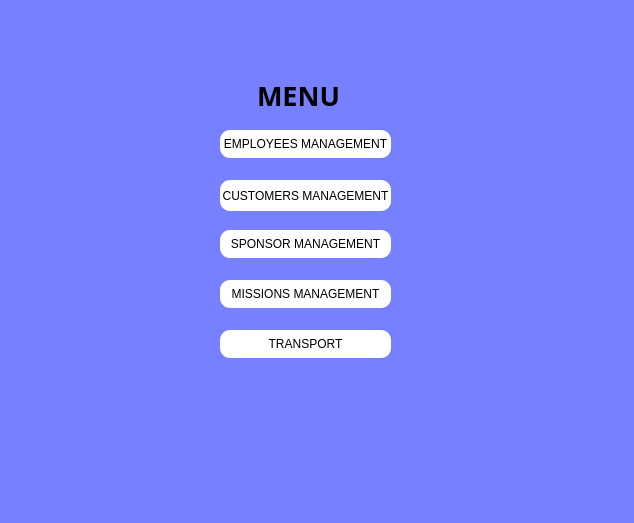
First picture: the form in menu.ui, repository nessimayadi12/Smart_Business_Agency, before the edit.
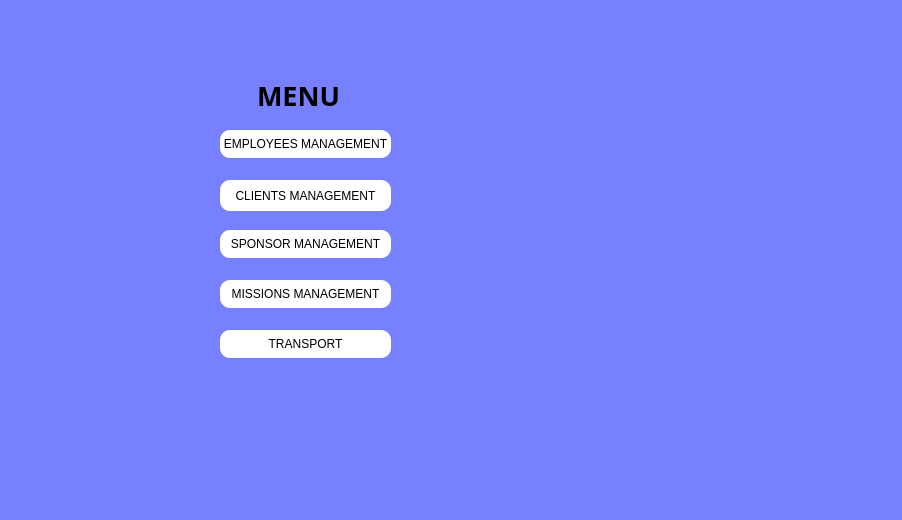
Second picture: the form after the edit.

What changed in the file:
```diff
--- a/menu.ui
+++ b/menu.ui
@@ -6,8 +6,8 @@
    <rect>
     <x>0</x>
     <y>0</y>
-    <width>634</width>
-    <height>523</height>
+    <width>902</width>
+    <height>520</height>
    </rect>
   </property>
   <property name="windowTitle">
@@ -52,7 +52,7 @@
  </string>
    </property>
    <property name="text">
-    <string>CUSTOMERS MANAGEMENT</string>
+    <string>CLIENTS MANAGEMENT</string>
    </property>
   </widget>
   <widget class="QPushButton" name="menu_sponsor">
```
Left out of the diff: 2 changed lines with no effect on the pictures.
